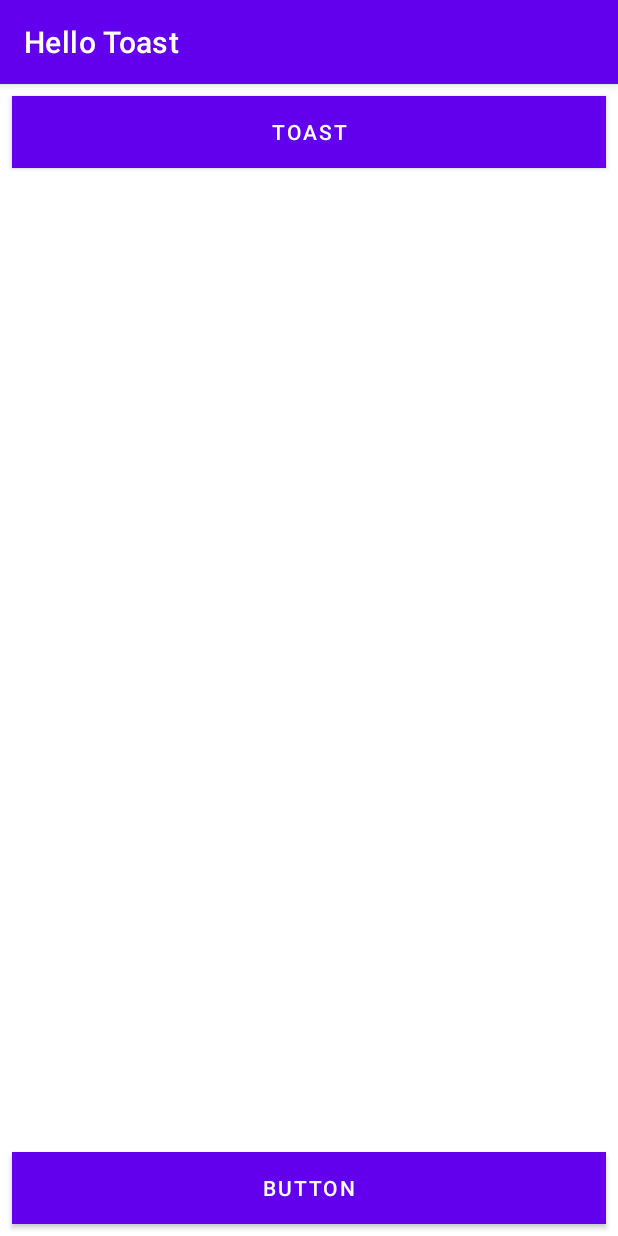
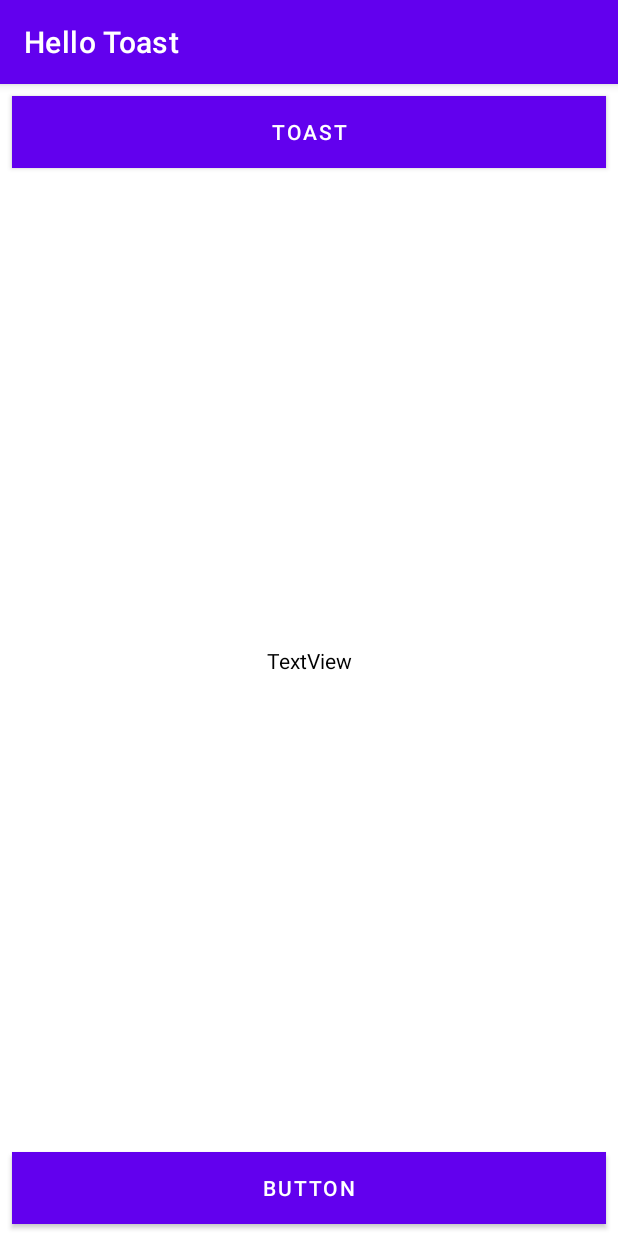
Before and after one commit to sabdika/First-interactive-UI, an Android app: the screen it shows after launch (MainActivity), on a phone screen of 412 x 824 dp. Run offline under Robolectric (Android 15) with nearby library versions, the phone set to English and light mode, and no system bars.

Commit message:
Added a TextView and Constraints

```diff
--- a/app/src/main/res/layout/activity_main.xml
+++ b/app/src/main/res/layout/activity_main.xml
@@ -35,4 +35,16 @@
         app:layout_constraintEnd_toEndOf="parent"
         app:layout_constraintHorizontal_bias="1.0"
         app:layout_constraintStart_toStartOf="parent" />
+
+    <TextView
+        android:id="@+id/textView3"
+        android:layout_width="wrap_content"
+        android:layout_height="wrap_content"
+        android:text="TextView"
+        android:textColor="@color/black"
+        app:layout_constraintBottom_toTopOf="@+id/button_count"
+        app:layout_constraintEnd_toEndOf="parent"
+        app:layout_constraintStart_toStartOf="parent"
+        app:layout_constraintTop_toBottomOf="@+id/button_toast" />
+
 </androidx.constraintlayout.widget.ConstraintLayout>
```
